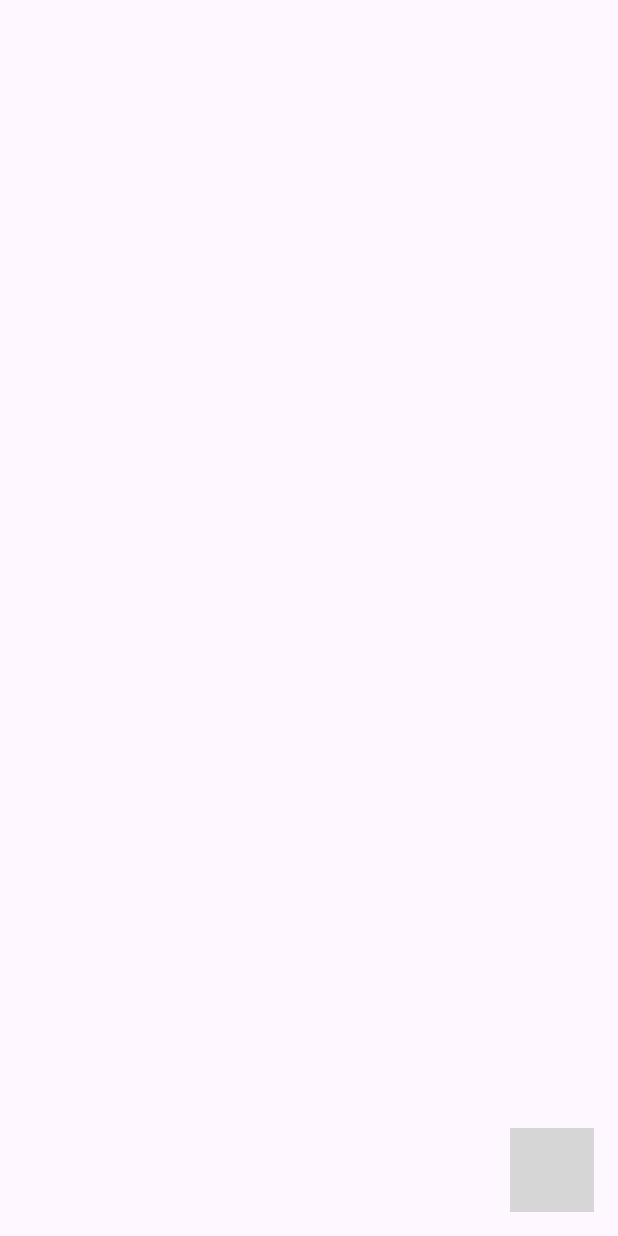
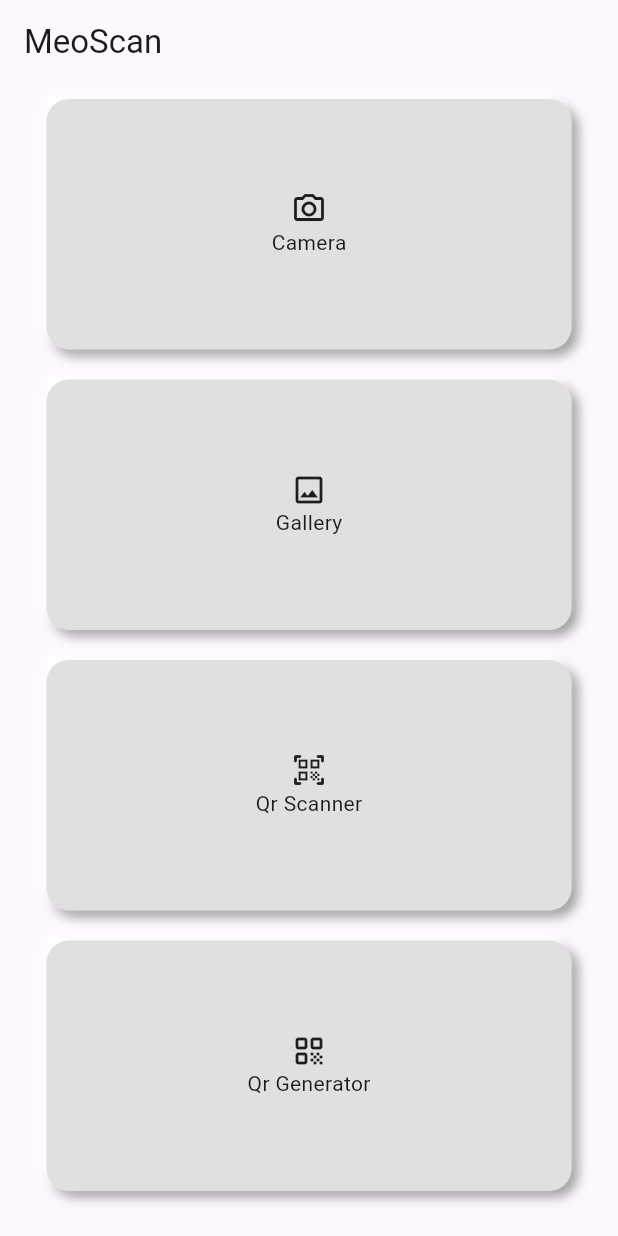
Before and after one commit to mahadie02/meoscan, a Flutter app: the screen it shows after launch, on a phone screen of 412 x 824 dp. Run offline on Flutter 3.47's test engine with Material 3 defaults, Android fonts, the phone set to English and light mode, and no system bars; our stand-ins replace camera, dotted_border, get, image_picker; missing offline and left inert: circular_menu, qr_code_scanner_plus; grey boxes are pictures that could not be loaded.

Commit message:
camera + gallery picker + qr scanner

```diff
--- a/lib/main.dart
+++ b/lib/main.dart
@@ -2,7 +2,6 @@ import 'package:flutter/material.dart';
 import 'package:get/get.dart';
 import 'res/app_pages.dart';
 import 'res/routes.dart';
-//import 'res/theme.dart';
 
 void main() {
   //WidgetsFlutterBinding.ensureInitialized();
--- a/lib/res/app_data.dart
+++ b/lib/res/app_data.dart
@@ -1,5 +1,11 @@
+import 'package:get/get.dart';
+
+String appName = 'MeoScan';
+
 double hPadding = 25;
 double vPadding = 15;
 double vSpace = 10;
 double allPadding = 15;
 double borderRad = 10;
+
+double btnSize = Get.width * 0.09;
--- /dev/null
+++ b/lib/res/custom_buttons.dart
@@ -0,0 +1,47 @@
+import 'package:flutter/material.dart';
+import 'package:get/get.dart';
+
+class CustomButton extends StatelessWidget {
+  final Function() onTap;
+  final String btnName;
+  final IconData? icon;
+  const CustomButton(
+      {super.key, required this.onTap, required this.btnName, this.icon});
+
+  @override
+  Widget build(BuildContext context) {
+    return Padding(
+      padding: const EdgeInsets.all(10),
+      child: GestureDetector(
+        onTap: onTap,
+        child: Container(
+          width: Get.width * 0.85,
+          decoration: BoxDecoration(
+            color: Colors.grey[300],
+            borderRadius: BorderRadius.circular(15),
+            boxShadow: [
+              BoxShadow(
+                color: Colors.grey[500]!,
+                offset: const Offset(4, 4),
+                blurRadius: 6,
+              ),
+              BoxShadow(
+                color: Colors.white,
+                offset: const Offset(-4, -4),
+                blurRadius: 6,
+              ),
+            ],
+          ),
+          child: Center(
+              child: Column(
+            mainAxisAlignment: MainAxisAlignment.center,
+            children: [
+              Icon(icon),
+              Text(btnName),
+            ],
+          )),
+        ),
+      ),
+    );
+  }
+}
--- a/lib/views/home_page.dart
+++ b/lib/views/home_page.dart
@@ -1,36 +1,130 @@
+import 'package:camera/camera.dart';
 import 'package:circular_menu/circular_menu.dart';
+import 'package:dotted_border/dotted_border.dart';
 import 'package:flutter/material.dart';
 import 'package:get/get.dart';
 import '../controllers/home_controller.dart';
+import '../res/app_data.dart';
+import '../res/custom_buttons.dart';
 
 class HomePage extends GetView<HomeController> {
   const HomePage({super.key});
   @override
   Widget build(BuildContext context) {
     return Scaffold(
-      appBar: AppBar(),
-      body: Center(
-          //child: Obx(() => Text('Count: ${controller.count}')),
-          ),
-      floatingActionButton: CircularMenu(
-        toggleButtonAnimatedIconData: AnimatedIcons.menu_close,
-        curve: Curves.easeInOut,
-        alignment: Alignment.bottomRight,
-        items: [
-          CircularMenuItem(
-            icon: Icons.camera,
-            onTap: controller.increment,
-          ),
-          CircularMenuItem(
-            icon: Icons.image,
-            onTap: () {},
-          ),
-          CircularMenuItem(
-            icon: Icons.qr_code,
-            onTap: () {},
-          ),
-        ],
+      appBar: AppBar(
+        title: Text(appName),
       ),
+      body: Obx(
+        () => controller.isCamOn.value && controller.cameraController != null
+            ? Column(
+                mainAxisAlignment: MainAxisAlignment.end,
+                children: [
+                  Center(
+                    child: Transform.scale(
+                      scale: 1.7,
+                      child: Transform.rotate(
+                        angle: controller.rotationAngle.value,
+                        child: DottedBorder(
+                          dashPattern: const [8, 4],
+                          borderType: BorderType.RRect,
+                          radius: const Radius.circular(15),
+                          color: Colors.grey,
+                          strokeWidth: 2,
+                          child: ClipRRect(
+                            borderRadius: BorderRadius.circular(15),
+                            child: AspectRatio(
+                              aspectRatio: controller
+                                  .cameraController!.value.aspectRatio,
+                              child:
+                                  CameraPreview(controller.cameraController!),
+                            ),
+                          ),
+                        ),
+                      ),
+                    ),
+                  ),
+                  SizedBox(height: Get.height * 0.27),
+                  Row(
+                    mainAxisAlignment: MainAxisAlignment.spaceEvenly,
+                    children: [
+                      IconButton(
+                        onPressed: controller.closeCamera,
+                        icon: Icon(Icons.arrow_back_ios_new_rounded),
+                        iconSize: 40,
+                      ),
+                      IconButton(
+                        onPressed: controller.aspr,
+                        icon: Icon(Icons.camera_outlined),
+                        iconSize: 40,
+                      ),
+                      IconButton(
+                        onPressed: controller.switchCamera,
+                        icon: Icon(Icons.change_circle_outlined),
+                        iconSize: 40,
+                      ),
+                    ],
+                  ),
+                  SizedBox(height: Get.height * 0.035),
+                ],
+              )
+            : Center(
+                child: Flex(
+                  direction: Axis.vertical,
+                  children: [
+                    Expanded(
+                      child: CustomButton(
+                        onTap: controller.openCamera,
+                        btnName: 'Camera',
+                        icon: Icons.camera_alt_outlined,
+                      ),
+                    ),
+                    Expanded(
+                      child: CustomButton(
+                        onTap: controller.pickImage,
+                        btnName: 'Gallery',
+                        icon: Icons.image_outlined,
+                      ),
+                    ),
+                    Expanded(
+                      child: CustomButton(
+                        onTap: controller.scanQRCode,
+                        btnName: 'Qr Scanner',
+                        icon: Icons.qr_code_scanner_rounded,
+                      ),
+                    ),
+                    Expanded(
+                      child: CustomButton(
+                        onTap: () {},
+                        btnName: 'Qr Generator',
+                        icon: Icons.qr_code_rounded,
+                      ),
+                    ),
+                    SizedBox(height: 20),
+                  ],
+                ),
+              ),
+      ),
+      // floatingActionButton: CircularMenu(
+      //   toggleButtonSize: btnSize,
+      //   toggleButtonAnimatedIconData: AnimatedIcons.menu_close,
+      //   curve: Curves.easeInOut,
+      //   alignment: Alignment.bottomRight,
+      //   items: [
+      //     CircularMenuItem(
+      //       icon: Icons.camera,
+      //       onTap: controller.openCamera,
+      //     ),
+      //     CircularMenuItem(
+      //       icon: Icons.image,
+      //       onTap: controller.switchCamera,
+      //     ),
+      //     CircularMenuItem(
+      //       icon: Icons.qr_code,
+      //       onTap: () {},
+      //     ),
+      //   ],
+      // ),
     );
   }
 }
```
Also changed, not shown: lib/controllers/home_controller.dart (+93 -1 lines), lib/views/qr_scanner_view.dart (added, +79 -0 lines), lib/views/selected_image_view.dart (added, +66 -0 lines), pubspec.yaml (+8 -0 lines), pubspec.lock, 7 other files.
